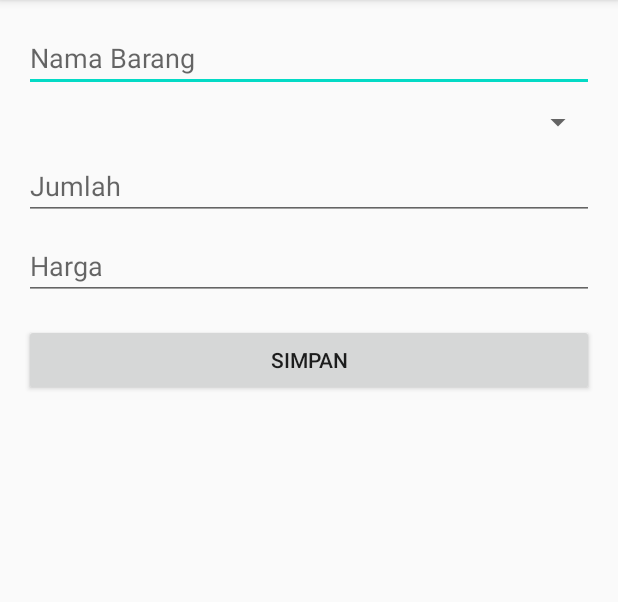
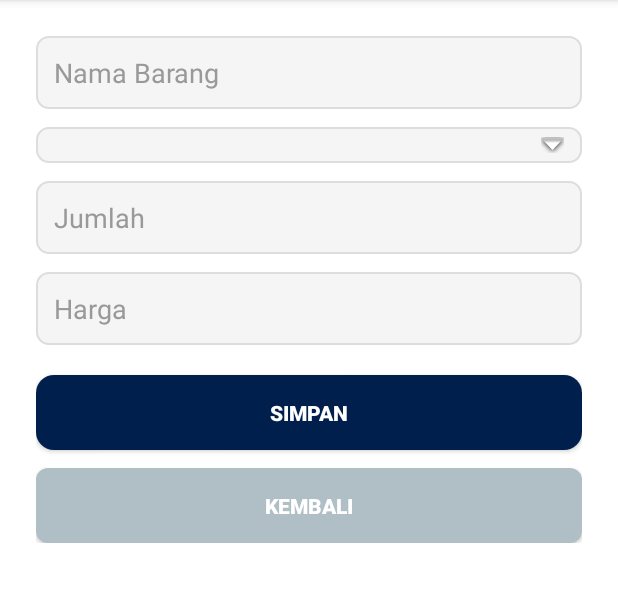
Before and after one commit to wahsur/project-toko, an Android app: the AddEditBarang screen opened directly, with no data from a screen before it, on a phone screen of 412 x 824 dp, the part 84-686 px from its top. Run offline under Robolectric (Android 15) with nearby library versions, the phone set to English and light mode, and no system bars; 1 statement that could not run was skipped.

Commit message:
Simpan perubahan sebelum pull dari origin main

```diff
--- /dev/null
+++ b/app/src/main/res/drawable/btn_rounded_blue.xml
@@ -0,0 +1,4 @@
+<shape xmlns:android="http://schemas.android.com/apk/res/android">
+    <solid android:color="#2196F3" />
+    <corners android:radius="20dp" />
+</shape>
--- /dev/null
+++ b/app/src/main/res/drawable/btn_rounded_red.xml
@@ -0,0 +1,4 @@
+<shape xmlns:android="http://schemas.android.com/apk/res/android">
+    <solid android:color="#F44336" />
+    <corners android:radius="20dp" />
+</shape>
--- /dev/null
+++ b/app/src/main/res/drawable/rounded_card.xml
@@ -0,0 +1,6 @@
+<shape xmlns:android="http://schemas.android.com/apk/res/android"
+    android:shape="rectangle">
+    <solid android:color="#B3E5FC" />
+    <corners android:radius="12dp" />
+    <stroke android:color="#DDDDDD" android:width="1dp"/>
+</shape>
--- /dev/null
+++ b/app/src/main/res/drawable/rounded_gray.xml
@@ -0,0 +1,5 @@
+<shape xmlns:android="http://schemas.android.com/apk/res/android"
+    android:shape="rectangle">
+    <solid android:color="#B0BEC5"/>
+    <corners android:radius="8dp"/>
+</shape>
--- /dev/null
+++ b/app/src/main/res/drawable/spinner_background.xml
@@ -0,0 +1,15 @@
+<layer-list xmlns:android="http://schemas.android.com/apk/res/android">
+    <item>
+        <shape android:shape="rectangle">
+            <solid android:color="#F5F5F5"/>
+            <stroke android:width="1dp" android:color="#DDDDDD"/>
+            <corners android:radius="8dp"/>
+        </shape>
+    </item>
+
+    <item android:right="12dp" android:gravity="right|center_vertical">
+        <bitmap
+            android:src="@android:drawable/arrow_down_float"
+            android:tileMode="disabled" />
+    </item>
+</layer-list>
--- a/app/src/main/res/layout/activity_add_edit_barang.xml
+++ b/app/src/main/res/layout/activity_add_edit_barang.xml
@@ -1,47 +1,82 @@
 <?xml version="1.0" encoding="utf-8"?>
-<ScrollView xmlns:android="http://schemas.android.com/apk/res/android"
-    android:padding="16dp"
+<ScrollView
+    xmlns:android="http://schemas.android.com/apk/res/android"
+    android:padding="24dp"
     android:layout_width="match_parent"
-    android:layout_height="match_parent">
+    android:layout_height="match_parent"
+    android:background="#FFFFFF">
 
     <LinearLayout
         android:orientation="vertical"
         android:layout_width="match_parent"
-        android:layout_height="wrap_content">
+        android:layout_height="wrap_content"
+        android:gravity="center_horizontal">
 
         <EditText
+            android:layout_width="match_parent"
+            android:layout_height="wrap_content"
             android:id="@+id/etNamaBarang"
             android:hint="Nama Barang"
-            android:layout_width="match_parent"
-            android:layout_height="wrap_content" />
+            android:padding="12dp"
+            android:textColor="#000"
+            android:textColorHint="#999"
+            android:background="@drawable/edittext_background"/>
 
         <Spinner
-            android:id="@+id/spinnerKategori"
             android:layout_width="match_parent"
             android:layout_height="wrap_content"
-            android:layout_marginTop="8dp" />
+            android:id="@+id/spinnerKategori"
+            android:layout_marginTop="12dp"
+            android:background="@drawable/spinner_background"
+            android:padding="12dp"
+            android:spinnerMode="dropdown"/>
 
         <EditText
+            android:layout_width="match_parent"
+            android:layout_height="wrap_content"
             android:id="@+id/etJumlah"
             android:hint="Jumlah"
+            android:layout_marginTop="12dp"
+            android:padding="12dp"
             android:inputType="number"
+            android:background="@drawable/edittext_background"
+            android:textColor="#000"
+            android:textColorHint="#999"/>
+
+        <EditText
             android:layout_width="match_parent"
             android:layout_height="wrap_content"
-            android:layout_marginTop="8dp" />
-
-        <EditText
             android:id="@+id/etHarga"
             android:hint="Harga"
             android:inputType="number"
-            android:layout_width="match_parent"
-            android:layout_height="wrap_content"
-            android:layout_marginTop="8dp" />
+            android:padding="12dp"
+            android:layout_marginTop="12dp"
+            android:background="@drawable/edittext_background"
+            android:textColor="#000"
+            android:textColorHint="#999" />
 
         <Button
+            android:layout_width="match_parent"
+            android:layout_height="50dp"
             android:id="@+id/btnSimpan"
             android:text="Simpan"
+            android:textAllCaps="true"
+            android:textColor="#FFFFFF"
+            android:textStyle="bold"
+            android:layout_marginTop="20dp"
+            android:backgroundTint="#001F4D"
+            android:background="@drawable/rounded_primary" />
+
+        <Button
+            android:id="@+id/btnBack"
             android:layout_width="match_parent"
-            android:layout_height="wrap_content"
-            android:layout_marginTop="16dp"/>
+            android:layout_height="50dp"
+            android:text="Kembali"
+            android:textAllCaps="true"
+            android:textStyle="bold"
+            android:textColor="#FFFFFF"
+            android:layout_marginTop="12dp"
+            android:backgroundTint="#B0BEC5"
+            android:background="@drawable/rounded_gray" />
     </LinearLayout>
 </ScrollView>
```
Also changed, not shown: app/src/main/res/layout/activity_barang.xml (+26 -7 lines), app/src/main/res/layout/activity_detail_transaksi.xml (+17 -5 lines), app/src/main/res/layout/activity_list_transaksi.xml (+14 -2 lines), app/src/main/res/layout/item_barang.xml (+46 -16 lines), app/src/main/res/layout/item_transaksi.xml (+22 -11 lines).
